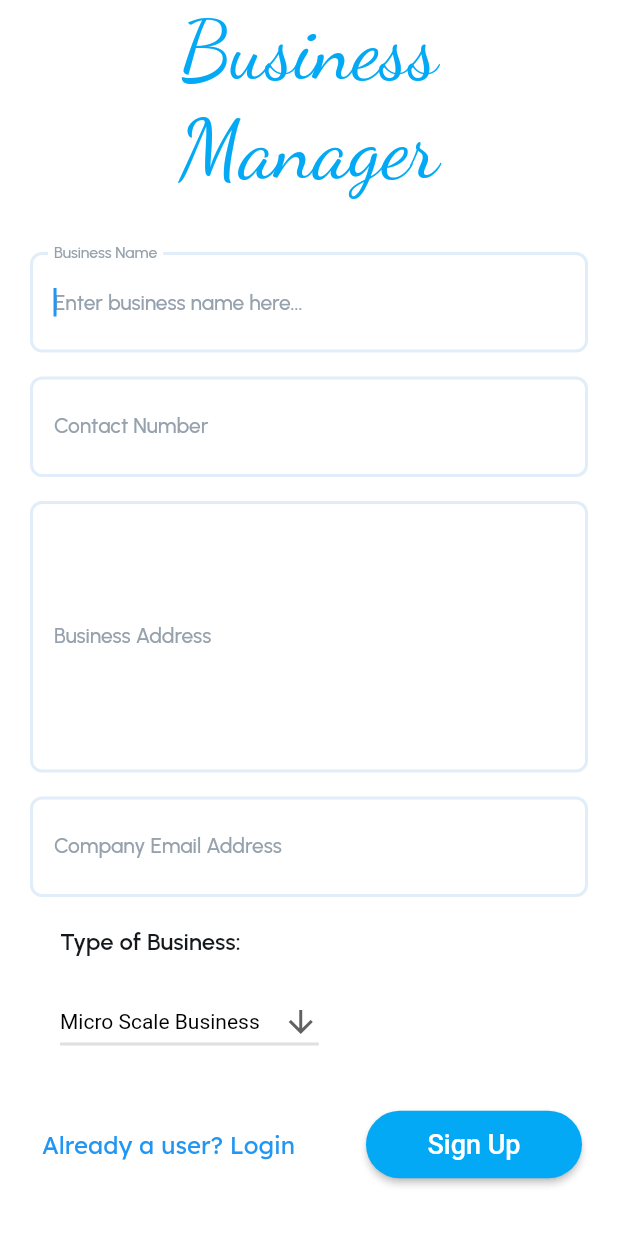
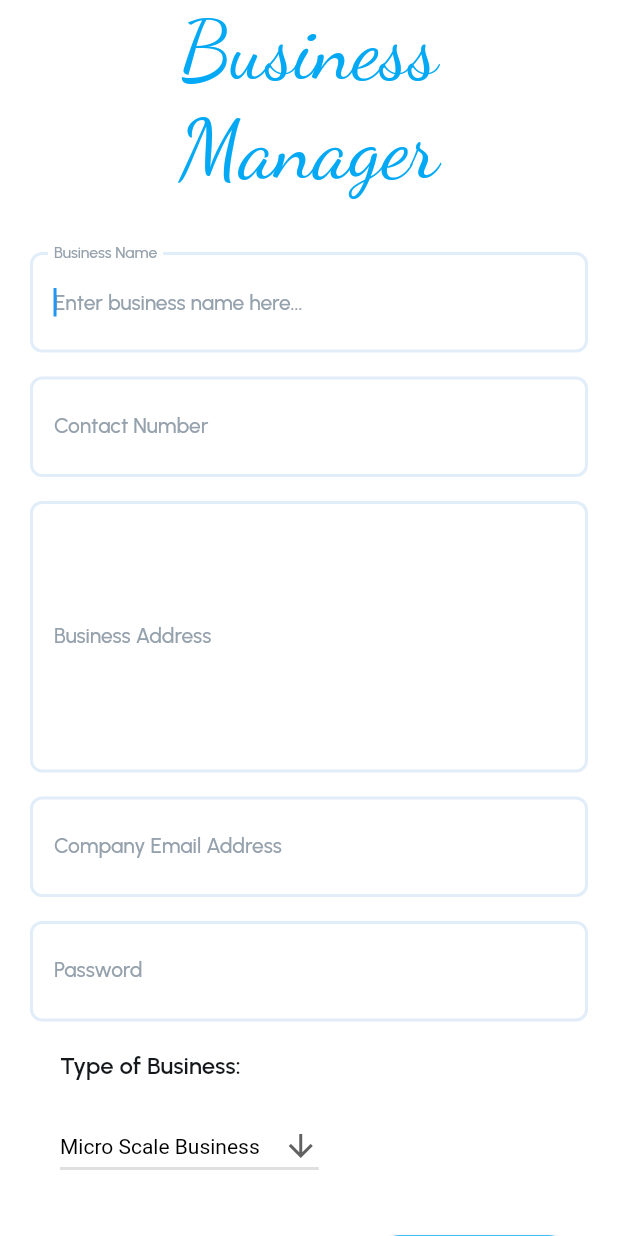
Before and after one commit to abaditya26/SPIT_T15_ps9, a Flutter app: the RegistrationWidget screen opened directly, on a phone screen of 412 x 824 dp. Run offline on Flutter 3.47's test engine with Material 2 defaults, Android fonts, the light colour scheme and no system bars; our stand-ins replace cloud_firestore, firebase_auth, firebase_core, google_fonts, page_transition; accounts and stored records are empty.

Commit message:
backend login added

```diff
--- a/lib/main.dart
+++ b/lib/main.dart
@@ -4,28 +4,80 @@ import 'package:securing_documents/admin/admin_dash_screen.dart';
 import 'package:securing_documents/firebase_options.dart';
 import 'package:securing_documents/screens/dashboard_screen.dart';
 import 'package:securing_documents/screens/login_screen.dart';
+import 'package:securing_documents/screens/splash_screen.dart';
 import 'screens/business_register.dart';
 
+// Future<void> main() async {
+//   await Firebase.initializeApp(
+//     options: DefaultFirebaseOptions.currentPlatform,
+//   );
+//   runApp(const MyApp());
+// }
+//
+// class MyApp extends StatelessWidget {
+//   const MyApp({super.key});
+//
+//   // This widget is the root of your application.
+//   @override
+//   Widget build(BuildContext context) {
+//     return MaterialApp(
+//       title: 'Flutter Demo',
+//       debugShowCheckedModeBanner: false,
+//       theme: ThemeData(
+//         primarySwatch: Colors.blue,
+//       ),
+//       home: DashboardScreen(),
+//     );
+//   }
+// }
+
+
+import 'services/auth_services.dart';
+
 Future<void> main() async {
+  WidgetsFlutterBinding.ensureInitialized();
   await Firebase.initializeApp(
     options: DefaultFirebaseOptions.currentPlatform,
   );
-  runApp(const MyApp());
+  runApp(MainApp());
 }
 
-class MyApp extends StatelessWidget {
-  const MyApp({super.key});
+class MainApp extends StatefulWidget {
+  String? err;
 
-  // This widget is the root of your application.
+  MainApp({super.key, this.err});
+
+  @override
+  State<MainApp> createState() => _MainAppState();
+}
+
+class _MainAppState extends State<MainApp> {
+  final _auth = AuthServices();
+  String user = "false";
+
+  @override
+  void initState() {
+    super.initState();
+    _auth.isUserLoggedIn(context).then((value) {
+      if ((value["message"] as String).isNotEmpty) {
+        widget.err = value["message"];
+      }
+      setState(() {
+        user = value["role"];
+      });
+    });
+  }
+
   @override
   Widget build(BuildContext context) {
     return MaterialApp(
-      title: 'Flutter Demo',
+      home: user == "false"
+          ? LoginScreen(
+      )
+          : user == "admin"
+          ? AdminDashScreen()
+          : DashboardScreen(),
       debugShowCheckedModeBanner: false,
-      theme: ThemeData(
-        primarySwatch: Colors.blue,
-      ),
-      home: DashboardScreen(),
     );
   }
 }
--- a/lib/screens/business_register.dart
+++ b/lib/screens/business_register.dart
@@ -1,3 +1,5 @@
+import 'package:firebase_auth/firebase_auth.dart';
+import 'package:firebase_core/firebase_core.dart';
 import 'package:flutter/material.dart';
 import 'package:google_fonts/google_fonts.dart';
 import 'form_components.dart';
@@ -46,6 +48,11 @@ class _RegistrationWidget extends State<RegistrationWidget> {
   void radioButtonHandler(String value) {
     b_size = value;
     print(b_size);
+  }
+
+  Future signUp() async{
+    FirebaseAuth.instance.createUserWithEmailAndPassword(email: emailAddressController.text, password: passwordController.text);
+// add user details
   }
 
   @override
@@ -198,6 +205,36 @@ class _RegistrationWidget extends State<RegistrationWidget> {
                           ],
                         ),
                       ),
+                      Padding(
+                        padding:
+                        const EdgeInsetsDirectional.fromSTEB(0, 16, 0, 0),
+                        child: Row(
+                          mainAxisSize: MainAxisSize.max,
+                          mainAxisAlignment: MainAxisAlignment.center,
+                          children: [
+                            Expanded(
+                              child: TextFormField(
+                                autofocus: true,
+                                controller: passwordController,
+                                validator: (value) {
+                                  return value != null
+                                      ? RegExp(r"^.{8,}$")
+                                      .hasMatch(value)
+                                      ? null
+                                      : "Enter at-least 6 character password"
+                                      : "Password required";
+                                },
+                                obscureText: false,
+                                decoration: inputDecoration(
+                                    labelText: 'Password',
+                                    hintText:
+                                    'Enter password here...'),
+                                style: textStyle(),
+                              ),
+                            ),
+                          ],
+                        ),
+                      ),
 
                       Padding(
                         padding:
--- a/pubspec.yaml
+++ b/pubspec.yaml
@@ -41,6 +41,7 @@ dependencies:
   firebase_storage: ^11.0.10
   firebase_auth: ^4.2.5
   google_fonts: ^4.0.3
+  page_transition: ^2.0.9
 
 dev_dependencies:
   flutter_test:
```
Also changed, not shown: lib/models/user_model.dart (+28 -0 lines), lib/screens/login_screen.dart (+94 -76 lines), lib/services/auth_services.dart (added, +90 -0 lines), lib/services/database_services.dart (added, +58 -0 lines), lib/services/storage_services.dart (added, +37 -0 lines), pubspec.lock.
